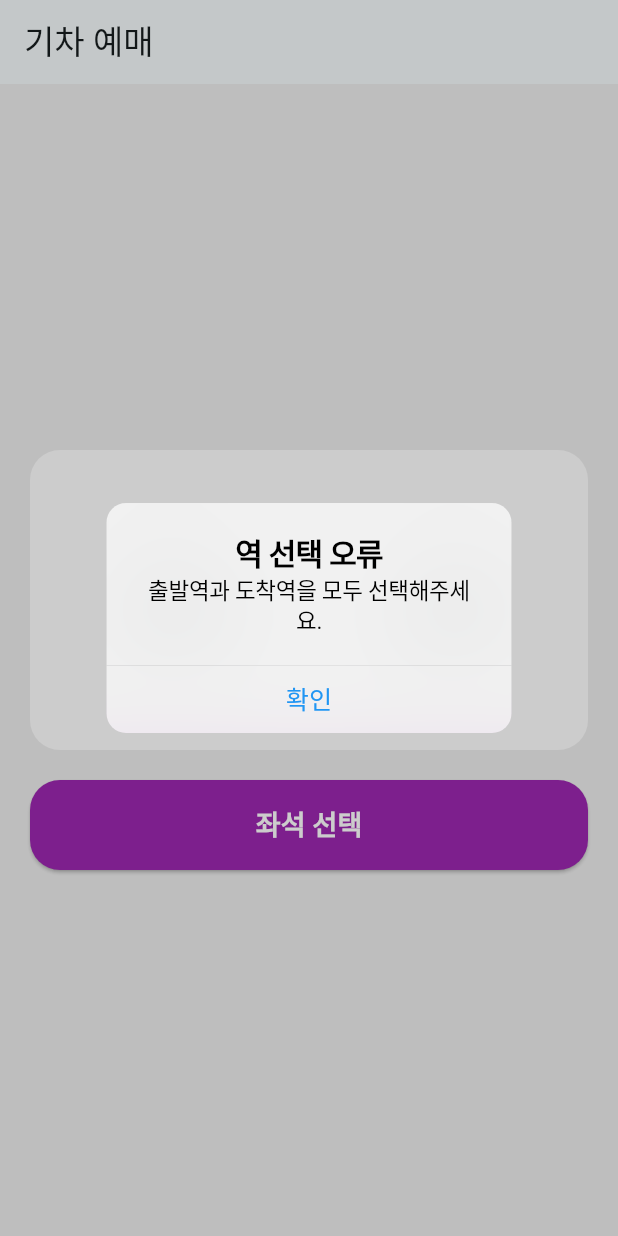
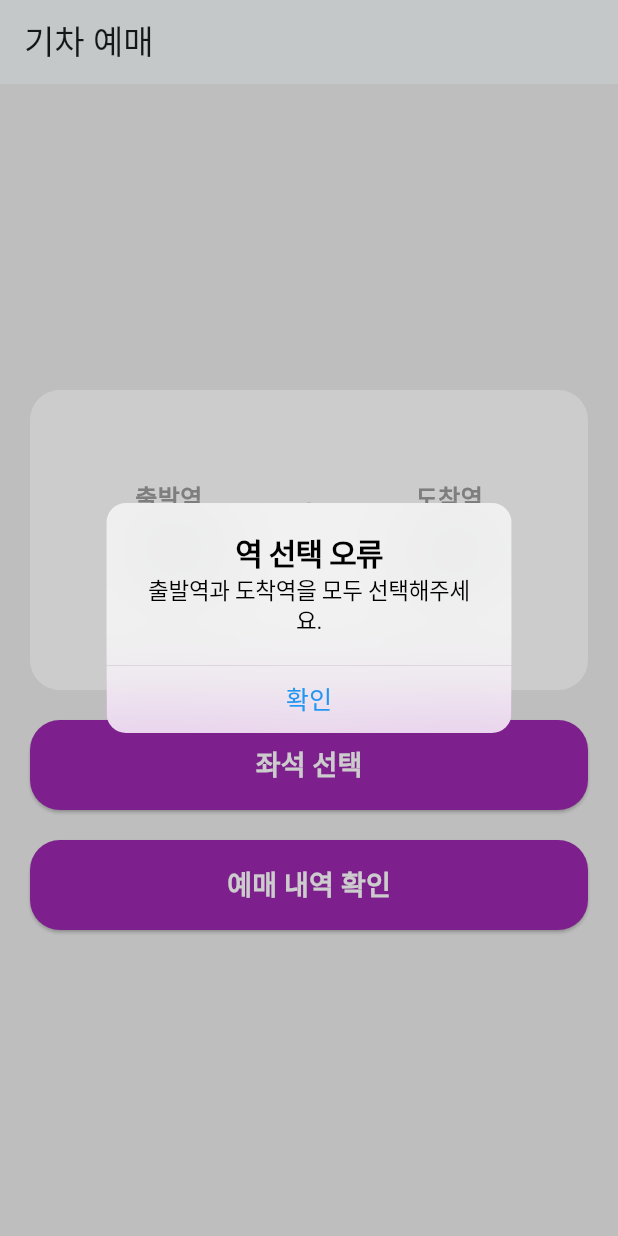
Before and after one commit to treeandturtle/flutter_train_app, a Flutter app: the screen it shows after launch, after a tap on "좌석 선택", on a phone screen of 412 x 824 dp. Run offline on Flutter 3.47's test engine with Material 3 defaults, Android fonts, the phone set to English and light mode, and no system bars.

Commit message:
홈페이지 예약 내역 확인 추가

```diff
--- a/lib/page/homepage.dart
+++ b/lib/page/homepage.dart
@@ -1,4 +1,7 @@
 import 'package:flutter/material.dart';
+import 'package:flutter_train_app/train_model.dart';
+
+import 'package:flutter_train_app/widget/reservation_check_button.dart';
 
 import 'package:flutter_train_app/widget/selectbutton.dart';
 import 'package:flutter_train_app/page/station_part.dart';
@@ -8,7 +11,9 @@ import 'package:flutter_train_app/page/station_part.dart';
 //출발역과 도착역을 선택한 후 좌석 선택 페이지로 이동하는 역할을 합니다.
 //출발역과 도착역이 선택되지 않은 경우에는 경고 다이얼로그를 표시합니다.
 class HomePage extends StatefulWidget {
-  const HomePage({super.key});
+  final List<String>? selectedSeats;
+  final StationModel? selectedStation;
+  const HomePage({super.key, this.selectedSeats, this.selectedStation});
 
   @override
   State<HomePage> createState() => _HomePageState();
@@ -17,10 +22,15 @@ class HomePage extends StatefulWidget {
 class _HomePageState extends State<HomePage> {
   String? startStation;
   String? endStation; // 출발역과 도착역을 상태 변수로 설정
+  Train train = Train();
+
   @override
   Widget build(BuildContext context) {
     // String? startStation;
     // String? endStation; 상태가 아닌 지역 변수로 설정 시 다른 위젯으로 이동시 감지를 못함
+
+    train.addReservation(widget.selectedSeats, widget.selectedStation);
+
     return Scaffold(
       appBar: AppBar(title: Text('기차 예매')),
 
@@ -65,7 +75,7 @@ class _HomePageState extends State<HomePage> {
                     onSelected: (value) {
                       {
                         setState(() {
-                          endStation = value; // ✅콜백으로 받은 값 저장
+                          endStation = value; // 콜백으로 받은 값 저장
                         });
                       }
                     },
@@ -79,6 +89,12 @@ class _HomePageState extends State<HomePage> {
               startStation: startStation,
               endStation: endStation,
             ),
+            SizedBox(height: 20),
+
+            CheckButton(
+              reservations: train.reservations,
+              // 선택된 역을 totalStations에 추가하는 함수
+            ),
           ],
         ),
       ),
--- a/lib/train_model.dart
+++ b/lib/train_model.dart
@@ -1,4 +1,13 @@
 class Train {
+  static final Train _instance = Train._internal();
+
+  // 팩토리 생성자: 항상 같은 인스턴스를 반환
+  factory Train() {
+    return _instance;
+  }
+
+  // 내부 생성자: 외부에서 호출 불가
+  Train._internal();
   //전체 역 모델
   List<String> stations = [
     "수서",
@@ -13,4 +22,71 @@ class Train {
     "울산",
     "부산",
   ];
+
+  List<ReservationModel> reservations = [];
+
+  void addReservation(
+    List<String>? selectedSeats,
+    StationModel? selectedStation,
+  ) {
+    if (selectedStation == null ||
+        selectedSeats == null ||
+        selectedSeats.isEmpty) {
+      return;
+    }
+
+    bool exists = reservations.any(
+      (reservation) =>
+          reservation.stationModel.startStation ==
+              selectedStation.startStation &&
+          reservation.stationModel.endStation == selectedStation.endStation &&
+          _listsAreEqual(reservation.selectedSeats, selectedSeats),
+    );
+
+    if (!exists) {
+      reservations.add(
+        ReservationModel(
+          stationModel: selectedStation,
+          selectedSeats: selectedSeats,
+        ),
+      );
+    }
+  }
+
+  bool _listsAreEqual(List<String> a, List<String> b) {
+    return Set.of(a).containsAll(b) && Set.of(b).containsAll(a);
+  }
 }
+
+//   List<ReservationModel> reservations = [];
+//   void addReservation(
+//     List<String>? selectedSeats,
+//     StationModel? selectedStation,
+//   ) {
+//     if (selectedStation == null ||
+//         selectedSeats == null ||
+//         selectedSeats.isEmpty) {
+//     } else {
+//       reservations.add(
+//         ReservationModel(
+//           stationModel: selectedStation,
+//           selectedSeats: selectedSeats,
+//         ),
+//       );
+//     }
+//   }
+// }
+
+class StationModel {
+  String startStation;
+  String endStation;
+
+  StationModel({required this.startStation, required this.endStation});
+}
+
+class ReservationModel {
+  StationModel stationModel;
+  List<String> selectedSeats;
+
+  ReservationModel({required this.stationModel, required this.selectedSeats});
+}
--- /dev/null
+++ b/lib/widget/reservation_check_button.dart
@@ -0,0 +1,74 @@
+import 'package:flutter/cupertino.dart';
+import 'package:flutter/material.dart';
+import 'package:flutter_train_app/page/reservation_page.dart';
+
+import 'package:flutter_train_app/train_model.dart';
+
+//출발역과 도착역이 정해지면 좌석을 선택하는 버튼 위젯
+//이 위젯은 출발역과 도착역을 선택한 후 좌석 선택 페이지로 이동하는 역할을 합니다.
+//출발역과 도착역이 선택되지 않은 경우에는 경고 다이얼로그를 표시합니다.
+
+class CheckButton extends StatelessWidget {
+  final List<ReservationModel> reservations;
+
+  const CheckButton({super.key, required this.reservations});
+
+  @override
+  Widget build(BuildContext context) {
+    return SizedBox(
+      height: 60,
+      child: ElevatedButton(
+        onPressed: () {
+          if (reservations.isEmpty) {
+            showCupertinoDialog(
+              context: context,
+              builder: (context) {
+                return CupertinoAlertDialog(
+                  title: const Text(
+                    '예매 오류',
+                    style: TextStyle(fontSize: 20, fontWeight: FontWeight.bold),
+                  ),
+                  content: const Text(
+                    '예매를 하지 않았습니다!!.',
+                    style: TextStyle(fontSize: 15),
+                    textAlign: TextAlign.center,
+                  ),
+                  actions: [
+                    CupertinoDialogAction(
+                      child: const Text('확인'),
+                      onPressed: () {
+                        Navigator.of(context).pop();
+                      },
+                    ),
+                  ],
+                );
+              },
+            );
+          } else {
+            //사실상 눌 처리는 필요없지만 혹시 몰라 추가
+            Navigator.of(context).push(
+              MaterialPageRoute(
+                builder: (context) =>
+                    ReservationPage(reservations: reservations),
+              ),
+            );
+          }
+        },
+        style: ElevatedButton.styleFrom(
+          backgroundColor: Colors.purple,
+          shape: RoundedRectangleBorder(
+            borderRadius: BorderRadius.circular(20),
+          ),
+        ),
+        child: Text(
+          '예매 내역 확인',
+          style: TextStyle(
+            color: Colors.white,
+            fontSize: 18,
+            fontWeight: FontWeight.bold,
+          ),
+        ),
+      ),
+    );
+  }
+}
```
Also changed, not shown: lib/page/reservation_page.dart (added, +50 -0 lines), lib/page/seatpage.dart (+8 -1 lines), lib/widget/reservation_button.dart (+11 -2 lines).
